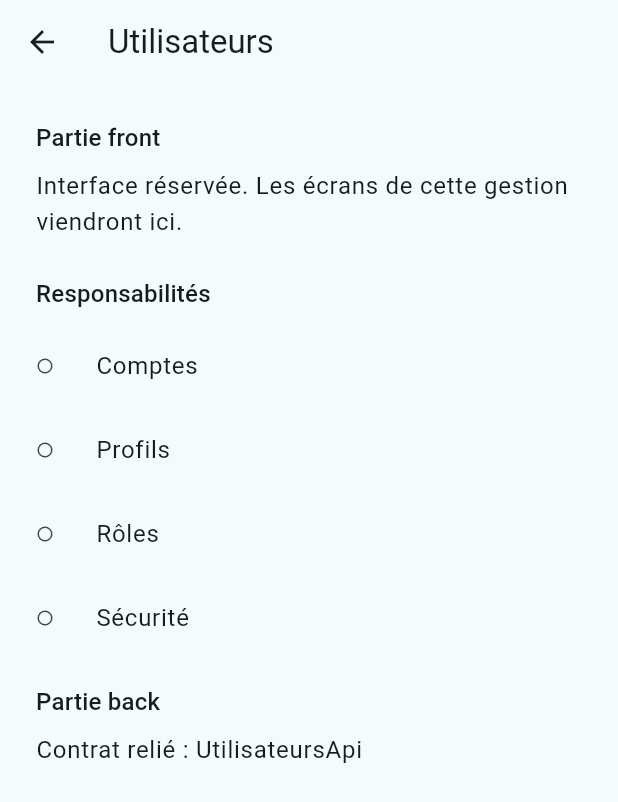
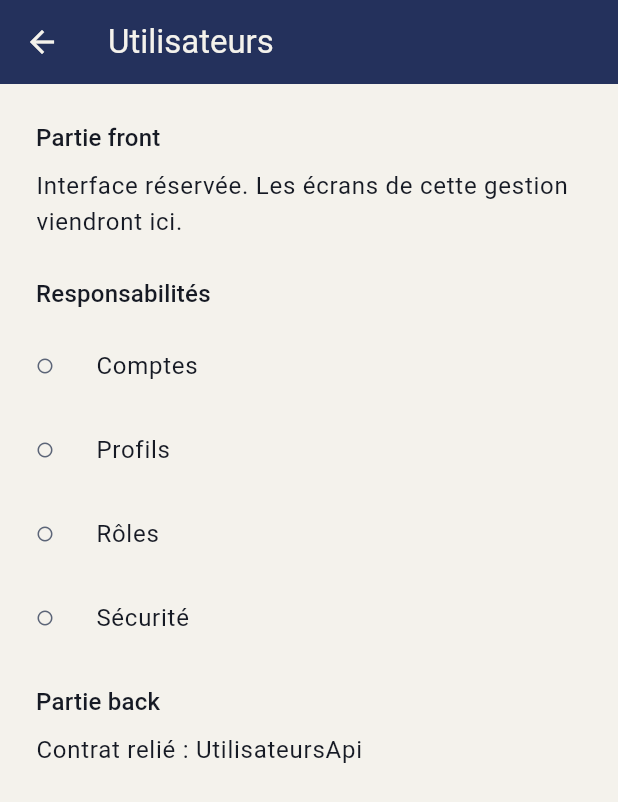
Before and after one commit to brouri12/NEXUS-Marketplace-intelligente-de-services, a Flutter app: the screen it shows after launch, after a tap on "Utilisateurs", on a phone screen of 412 x 824 dp. Shown: the top 802 px of the screen. Run offline on Flutter 3.47's test engine with Material 3 defaults, Android fonts, the phone set to English and light mode, and no system bars.

Commit message:
Apply the Indigo et or chart as the NEXUS theme.

```diff
--- a/lib/app/nexus_app.dart
+++ b/lib/app/nexus_app.dart
@@ -1,6 +1,7 @@
 import 'package:flutter/material.dart';
 
 import 'package:flutter_android_app/app/home_page.dart';
+import 'package:flutter_android_app/core/theme/indigo_or_chart.dart';
 
 /// Application NEXUS.
 class NexusApp extends StatelessWidget {
@@ -11,10 +12,7 @@ class NexusApp extends StatelessWidget {
   Widget build(BuildContext context) {
     return MaterialApp(
       title: 'NEXUS',
-      theme: ThemeData(
-        colorScheme: ColorScheme.fromSeed(seedColor: const Color(0xFF0F3D4C)),
-        useMaterial3: true,
-      ),
+      theme: IndigoOrChart.theme,
       home: const HomePage(),
     );
   }
--- /dev/null
+++ b/lib/core/theme/indigo_or_chart.dart
@@ -0,0 +1,167 @@
+import 'package:flutter/material.dart';
+
+/// Charte Indigo et or de NEXUS.
+///
+/// L'indigo porte la marque, les barres et les contrats.
+/// L'or est réservé aux actions et aux mises en avant.
+/// Les statuts restent à part, pour ne pas se confondre avec l'or.
+abstract final class IndigoOrChart {
+  /// Fond des écrans.
+  static const fond = Color(0xFFF4F2EC);
+
+  /// Surface des cartes, un ton au-dessus du fond.
+  static const surface = Color(0xFFFFFCF7);
+
+  /// Surface la plus haute, pour un champ ou une feuille.
+  static const surfaceHaute = Color(0xFFFFFFFF);
+
+  /// Indigo de la marque.
+  static const primaire = Color(0xFF24315C);
+
+  /// Texte et icônes posés sur [primaire].
+  static const onPrimaire = Color(0xFFF4F2EC);
+
+  /// Indigo éclairci, pour un bloc secondaire dans une barre.
+  static const primaireConteneur = Color(0xFFD9DEEE);
+
+  /// Texte posé sur [primaireConteneur].
+  static const onPrimaireConteneur = Color(0xFF10182E);
+
+  /// Indigo plus doux, pour un libellé ou une icône secondaire.
+  static const secondaire = Color(0xFF4E5E8A);
+
+  /// Texte et icônes posés sur [secondaire].
+  static const onSecondaire = Color(0xFFF4F2EC);
+
+  /// Fond d'un bloc secondaire.
+  static const secondaireConteneur = Color(0xFFD9E0F0);
+
+  /// Texte posé sur [secondaireConteneur].
+  static const onSecondaireConteneur = Color(0xFF1A2444);
+
+  /// Or des boutons et des prix mis en avant.
+  static const or = Color(0xFFC4922A);
+
+  /// Texte posé sur [or].
+  static const onOr = Color(0xFF1C1408);
+
+  /// Or assombri, lisible en petit sur le fond clair.
+  static const orTexte = Color(0xFF8A6414);
+
+  /// Fond d'un bloc or, pour une pastille ou une sélection.
+  static const orConteneur = Color(0xFFF6E7C4);
+
+  /// Texte posé sur [orConteneur].
+  static const onOrConteneur = Color(0xFF3D2A08);
+
+  /// Texte principal.
+  static const texte = Color(0xFF161A24);
+
+  /// Texte secondaire et légendes.
+  static const texteMuted = Color(0xFF5C6578);
+
+  /// Filet entre deux zones.
+  static const contour = Color(0xFFC9C3B6);
+
+  /// Filet plus léger, à l'intérieur d'une carte.
+  static const contourDiscret = Color(0xFFE4DDD0);
+
+  /// Succès. Distinct de l'or.
+  static const succes = Color(0xFF1B6B45);
+
+  /// Texte posé sur [succes].
+  static const onSucces = Color(0xFFF4FBF7);
+
+  /// Attente. Distinct de l'or des boutons.
+  static const attente = Color(0xFF8A5A12);
+
+  /// Texte posé sur [attente].
+  static const onAttente = Color(0xFFFFF8EF);
+
+  /// Erreur et réclamation.
+  static const erreur = Color(0xFF9B2C2C);
+
+  /// Texte posé sur [erreur].
+  static const onErreur = Color(0xFFFFF7F5);
+
+  /// Fond d'un message d'erreur.
+  static const erreurConteneur = Color(0xFFF8D9D4);
+
+  /// Texte posé sur [erreurConteneur].
+  static const onErreurConteneur = Color(0xFF3F0A08);
+
+  /// Schéma Material construit avec cette charte.
+  static const colorScheme = ColorScheme(
+    brightness: Brightness.light,
+    primary: primaire,
+    onPrimary: onPrimaire,
+    primaryContainer: primaireConteneur,
+    onPrimaryContainer: onPrimaireConteneur,
+    secondary: secondaire,
+    onSecondary: onSecondaire,
+    secondaryContainer: secondaireConteneur,
+    onSecondaryContainer: onSecondaireConteneur,
+    tertiary: or,
+    onTertiary: onOr,
+    tertiaryContainer: orConteneur,
+    onTertiaryContainer: onOrConteneur,
+    error: erreur,
+    onError: onErreur,
+    errorContainer: erreurConteneur,
+    onErrorContainer: onErreurConteneur,
+    surface: surface,
+    onSurface: texte,
+    onSurfaceVariant: texteMuted,
+    outline: contour,
+    outlineVariant: contourDiscret,
+    shadow: texte,
+    scrim: texte,
+    inverseSurface: primaire,
+    onInverseSurface: fond,
+    inversePrimary: Color(0xFFB7C2E4),
+    surfaceTint: primaire,
+  );
+
+  /// Thème clair NEXUS, Indigo et or.
+  static ThemeData get theme {
+    final scheme = colorScheme;
+
+    return ThemeData(
+      useMaterial3: true,
+      colorScheme: scheme,
+      scaffoldBackgroundColor: fond,
+      appBarTheme: const AppBarTheme(
+        backgroundColor: primaire,
+        foregroundColor: onPrimaire,
+        elevation: 0,
+        scrolledUnderElevation: 0,
+        centerTitle: false,
+      ),
+      cardTheme: CardThemeData(
+        color: surfaceHaute,
+        elevation: 0,
+        margin: EdgeInsets.zero,
+        shape: RoundedRectangleBorder(
+          borderRadius: BorderRadius.all(Radius.circular(16)),
+          side: BorderSide(color: contourDiscret),
+        ),
+      ),
+      dividerTheme: const DividerThemeData(color: contourDiscret, space: 1),
+      filledButtonTheme: FilledButtonThemeData(
+        style: FilledButton.styleFrom(
+          backgroundColor: or,
+          foregroundColor: onOr,
+          minimumSize: const Size(64, 48),
+          shape: const StadiumBorder(),
+        ),
+      ),
+      textTheme: const TextTheme(
+        bodyMedium: TextStyle(color: texte),
+        bodyLarge: TextStyle(color: texte),
+        titleMedium: TextStyle(color: texte),
+        titleLarge: TextStyle(color: texte),
+      ),
+      iconTheme: const IconThemeData(color: secondaire),
+    );
+  }
+}
```
